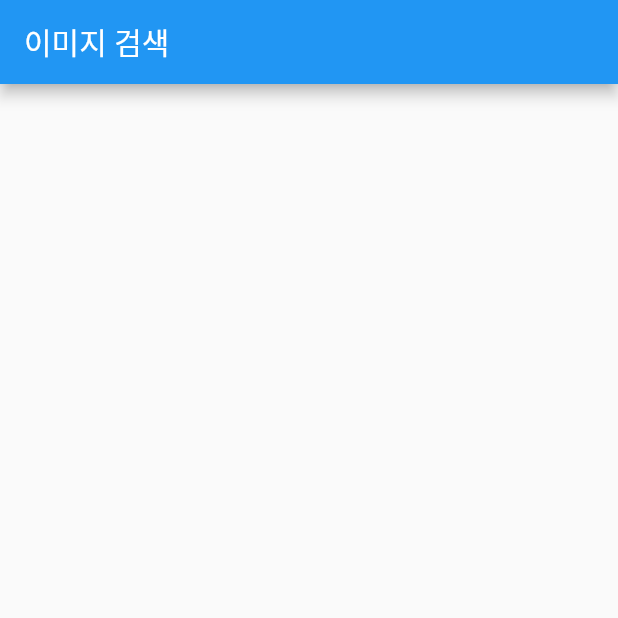
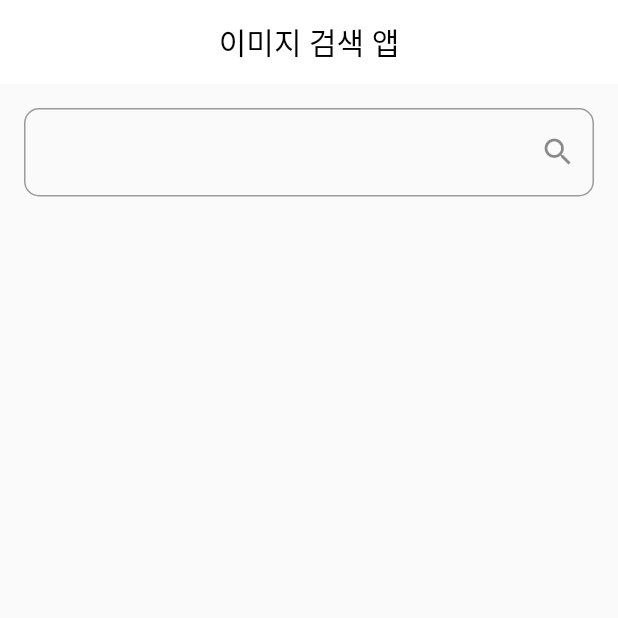
Before and after one commit to jkkim74/image_search, a Flutter app: the screen it shows after launch, on a phone screen of 412 x 824 dp, the top half of it. Run offline on Flutter 3.47's test engine with Material 2 defaults, Android fonts, the phone set to English and light mode, and no system bars.

Commit message:
image search api adapt

```diff
--- a/lib/main.dart
+++ b/lib/main.dart
@@ -1,4 +1,6 @@
 import 'package:flutter/material.dart';
+import 'package:image_search/ui/data/api.dart';
+import 'package:image_search/ui/data/photo_provider.dart';
 import 'package:image_search/ui/home_screen.dart';
 
 void main() {
@@ -16,7 +18,10 @@ class MyApp extends StatelessWidget {
       theme: ThemeData(
         primarySwatch: Colors.blue,
       ),
-      home: const HomeScreen(),
+      home: PhotoProvider(
+        api: PixabayApi(),
+        child: HomeScreen(),
+      ),
     );
   }
 }
--- /dev/null
+++ b/lib/ui/data/api.dart
@@ -0,0 +1,16 @@
+import 'dart:convert';
+
+import '../../Photo.dart';
+import 'package:http/http.dart' as http;
+
+class PixabayApi {
+  final baseUrl  = "https://pixabay.com/api/";
+  final key = "26185952-d3d85c0548ef1744a92e07988";
+  Future<List<Photo>> fetch(String query) async {
+    final response = await http.get(Uri.parse(
+        "$baseUrl?key=$key&q=$query&image_type=photo"));
+    Map<String, dynamic> jsonResponse = jsonDecode(response.body);
+    Iterable hits = jsonResponse["hits"];
+    return hits.map((e) => Photo.fromJson(e)).toList();
+  }
+}
--- /dev/null
+++ b/lib/ui/data/photo_provider.dart
@@ -0,0 +1,23 @@
+import 'package:flutter/material.dart';
+import 'package:image_search/ui/data/api.dart';
+
+class PhotoProvider extends InheritedWidget {
+  final PixabayApi api;
+
+  const PhotoProvider({
+    Key? key,
+    required this.api,
+    required Widget child,
+  }) : super(key: key, child: child);
+
+  static PhotoProvider? of(BuildContext context){
+    final PhotoProvider? result = context.dependOnInheritedWidgetOfExactType<PhotoProvider>();
+    assert(result != null, "No PixaBayApi found in context");
+    return result;
+  }
+
+  @override
+  bool updateShouldNotify(PhotoProvider oldWidget) {
+    return oldWidget.api != api;
+  }
+}
--- a/lib/ui/home_screen.dart
+++ b/lib/ui/home_screen.dart
@@ -1,16 +1,80 @@
+import 'dart:convert';
+
 import 'package:flutter/material.dart';
+import 'package:image_search/Photo.dart';
+import 'package:image_search/ui/data/api.dart';
+import 'package:image_search/ui/data/photo_provider.dart';
+import 'package:image_search/ui/widget/photo_widget.dart';
+import 'package:http/http.dart' as http;
 
-class HomeScreen extends StatelessWidget {
+class HomeScreen extends StatefulWidget {
   const HomeScreen({Key? key}) : super(key: key);
 
   @override
+  State<HomeScreen> createState() => _HomeScreenState();
+}
+
+class _HomeScreenState extends State<HomeScreen> {
+  final _controller = TextEditingController();
+  List<Photo> _photos = [];
+
+  @override
+  void dispose() {
+    _controller.dispose();
+    super.dispose();
+  }
+
+  @override
   Widget build(BuildContext context) {
+    final photoProvider = PhotoProvider.of(context);
     return Scaffold(
       appBar: AppBar(
-        title: const Text("이미지 검색"),
+        centerTitle: true,
+        title: const Text(
+          "이미지 검색 앱",
+          style: TextStyle(color: Colors.black),
+        ),
+        backgroundColor: Colors.white,
+        elevation: 0,
       ),
-      body: Container(),
+      body: Column(
+        children: [
+          Padding(
+            padding: const EdgeInsets.all(16.0),
+            child: TextField(
+              controller: _controller,
+              decoration: InputDecoration(
+                border: const OutlineInputBorder(
+                  borderRadius: BorderRadius.all(Radius.circular(10.0)),
+                ),
+                suffixIcon: IconButton(
+                    onPressed: () async {
+                      final photos = await photoProvider?.api.fetch(_controller.text);
+                      setState(() {
+                        _photos = photos!;
+                      });
+                    },
+                    icon: const Icon(Icons.search)),
+              ),
+            ),
+          ),
+          Expanded(
+            child: GridView.builder(
+                padding: const EdgeInsets.all(16.0),
+                itemCount: _photos.length,
+                gridDelegate: const SliverGridDelegateWithFixedCrossAxisCount(
+                    crossAxisCount: 2,
+                    crossAxisSpacing: 16,
+                    mainAxisSpacing: 16),
+                itemBuilder: (context, index) {
+                  final photo = _photos[index];
+                  return PhotoWidget(
+                    photo: photo,
+                  );
+                }),
+          )
+        ],
+      ),
     );
-
   }
 }
```
Also changed, not shown: lib/ui/widget/photo_widget.dart (added, +25 -0 lines).
